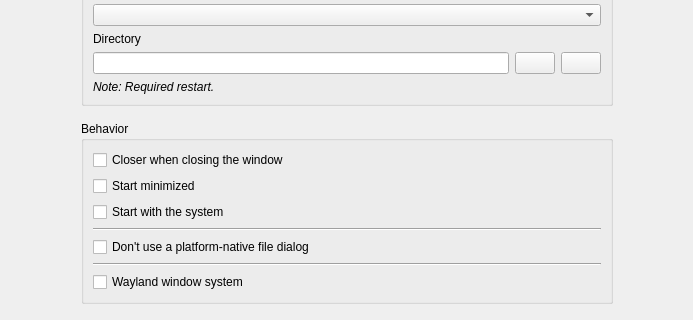
The window that zapzap/ui/ui_page_general.ui (rafatosta/zapzap) describes before a commit, drawn with Qt 5; both pictures show x 0 to 693 and y 156 to 476 of the 693 by 620 pixel window.
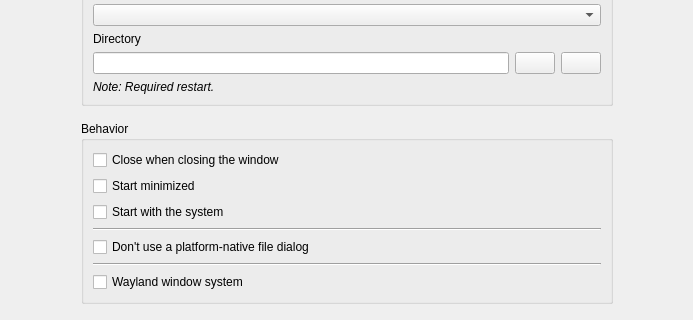
The same window after the commit.

Patch:
```diff
--- a/zapzap/ui/ui_page_general.ui
+++ b/zapzap/ui/ui_page_general.ui
@@ -166,7 +166,7 @@
            <item>
             <widget class="QCheckBox" name="btn_quit_in_close">
              <property name="text">
-              <string>Closer when closing the window</string>
+              <string>Close when closing the window</string>
              </property>
             </widget>
            </item>
```
